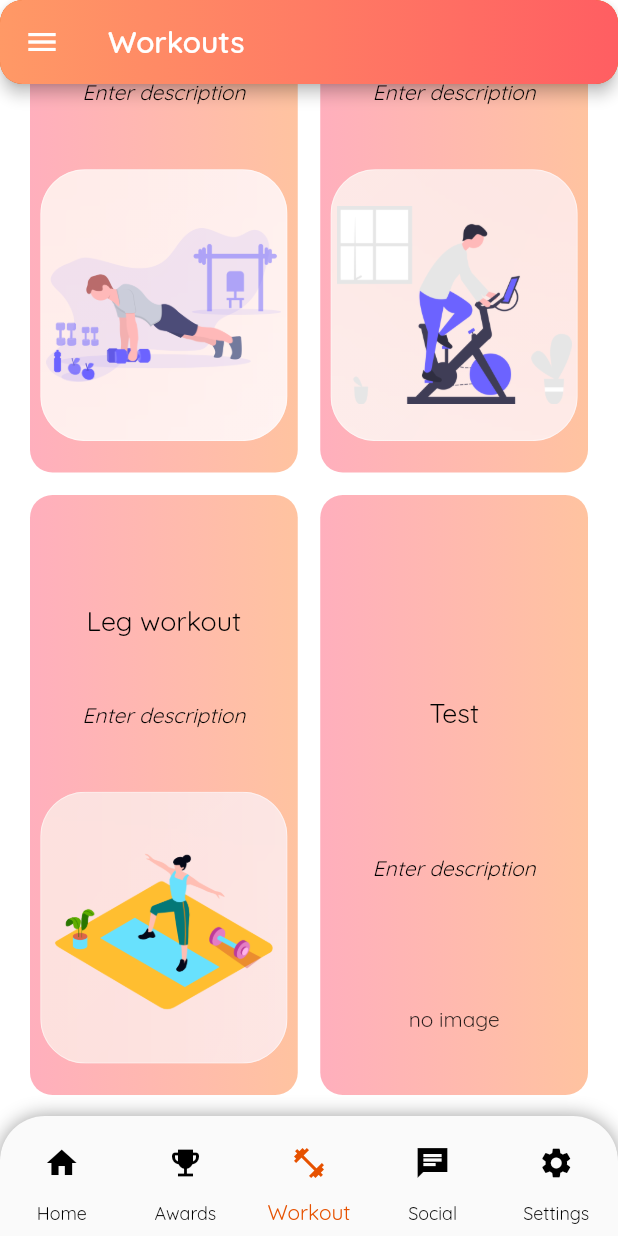
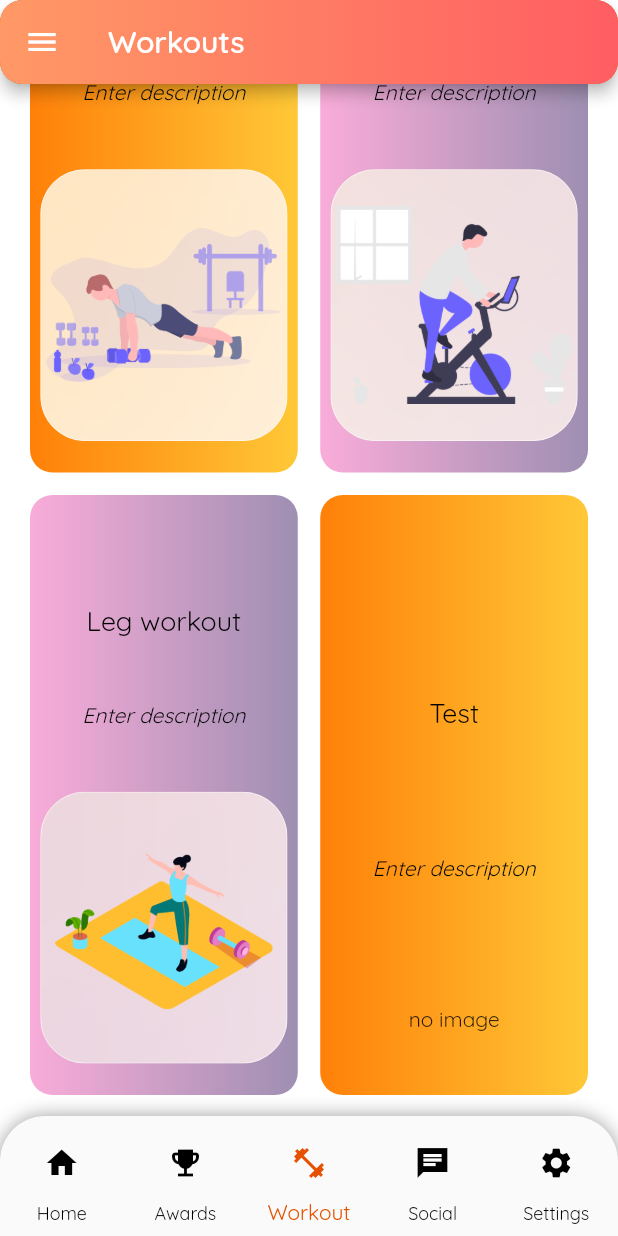
Before and after one commit to notjacobjun/Flow-Fitness, a Flutter app: the WorkoutCategoriesScreen screen opened by its route, scrolled down 576 dp, on a phone screen of 412 x 824 dp. Run offline on Flutter 3.47's test engine with Material 2 defaults, Android fonts, the phone set to English and light mode, and no system bars; drawn by our look-alikes of glassmorphism; our stand-ins replace audioplayers, cached_network_image, cloud_firestore, firebase_auth, firebase_core, flutter_svg and 1 more; accounts and stored records are empty; network calls fail.

Commit message:
Changed colors of categories based on category - Might need to use colors that match  better

```diff
--- a/lib/widgets/workout_category_item.dart
+++ b/lib/widgets/workout_category_item.dart
@@ -1,4 +1,5 @@
 import 'package:flutter/cupertino.dart';
+import 'package:flutter/foundation.dart';
 import 'package:flutter/material.dart';
 import 'package:glassmorphism/glassmorphism.dart';
 import 'package:interactive_workout_app/models/workout.dart';
@@ -159,10 +160,96 @@ class _WorkoutCategoryItemState extends State<WorkoutCategoryItem> {
     Size size = MediaQuery.of(context).size;
     return Container(
       decoration: BoxDecoration(
-        gradient: LinearGradient(
+        gradient: currentCategory.category == TargetMuscles.Abdominal
+            ? LinearGradient(
                 colors: [
+                  // currently using Roseanna gradient color
                   const Color(0xFFffafbd),
                   const Color(0xFFffc3a0),
+                  // Piglet gradient color
+                  // const Color(0xFFee9ca7),
+                  // const Color(0xFFffdde1),
+                  // a lost memory (kinda customized to be lighter)
+                  // const Color(0xFFff6262),
+                  // const Color(0xFFffb88c),
+                  // Notification from ex
+                  // const Color(0xFFf9acd9),
+                  // const Color(0xFF9e8fb2),
+                  // Juicy Orange
+                  // const Color(0xFFFF8008),
+                  // const Color(0xFFFFC837),
+                ],
+                begin: const FractionalOffset(0.0, 0.0),
+                end: const FractionalOffset(1.0, 0.0),
+                stops: [0.0, 1.0],
+                tileMode: TileMode.clamp,
+              )
+            : currentCategory.category == TargetMuscles.Arm
+                ? LinearGradient(
+                    colors: [
+                      // currently using Roseanna gradient color
+                      // const Color(0xFFffafbd),
+                      // const Color(0xFFffc3a0),
+                      // Piglet gradient color
+                      // const Color(0xFFee9ca7),
+                      // const Color(0xFFffdde1),
+                      // a lost memory (kinda customized to be lighter)
+                      const Color(0xFFff6262),
+                      const Color(0xFFffb88c),
+                      // Notification from ex
+                      // const Color(0xFFf9acd9),
+                      // const Color(0xFF9e8fb2),
+                      // Juicy Orange
+                      // const Color(0xFFFF8008),
+                      // const Color(0xFFFFC837),
+                    ],
+                    begin: const FractionalOffset(0.0, 0.0),
+                    end: const FractionalOffset(1.0, 0.0),
+                    stops: [0.0, 1.0],
+                    tileMode: TileMode.clamp,
+                  )
+                : currentCategory.category == TargetMuscles.Legs
+                    ? LinearGradient(
+                        colors: [
+                          // currently using Roseanna gradient color
+                          // const Color(0xFFffafbd),
+                          // const Color(0xFFffc3a0),
+                          // Piglet gradient color
+                          // const Color(0xFFee9ca7),
+                          // const Color(0xFFffdde1),
+                          // a lost memory (kinda customized to be lighter)
+                          // const Color(0xFFff6262),
+                          // const Color(0xFFffb88c),
+                          // Notification from ex
+                          const Color(0xFFf9acd9),
+                          const Color(0xFF9e8fb2),
+                          // Juicy Orange
+                          // const Color(0xFFFF8008),
+                          // const Color(0xFFFFC837),
+                        ],
+                        begin: const FractionalOffset(0.0, 0.0),
+                        end: const FractionalOffset(1.0, 0.0),
+                        stops: [0.0, 1.0],
+                        tileMode: TileMode.clamp,
+                      )
+                    // Configuration for full-body workouts
+                    : LinearGradient(
+                        colors: [
+                          // currently using Roseanna gradient color
+                          // const Color(0xFFffafbd),
+                          // const Color(0xFFffc3a0),
+                          // Piglet gradient color
+                          // const Color(0xFFee9ca7),
+                          // const Color(0xFFffdde1),
+                          // a lost memory (kinda customized to be lighter)
+                          // const Color(0xFFff6262),
+                          // const Color(0xFFffb88c),
+                          // Notification from ex
+                          // const Color(0xFFf9acd9),
+                          // const Color(0xFF9e8fb2),
+                          // Juicy Orange
+                          const Color(0xFFFF8008),
+                          const Color(0xFFFFC837),
                         ],
                         begin: const FractionalOffset(0.0, 0.0),
                         end: const FractionalOffset(1.0, 0.0),
```
Lines whose indentation alone changed are shown as unchanged.
